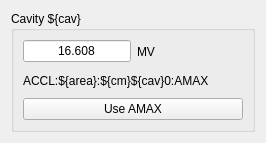
Above: gui/cavAmp.ui from ssoham/Q0Measurement before the change. Below: the same form after it.
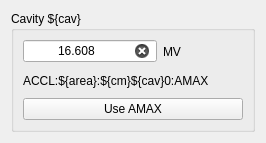
That is the form after the change.

```diff
--- a/gui/cavAmp.ui
+++ b/gui/cavAmp.ui
@@ -36,6 +36,9 @@
           <property name="alignment">
            <set>Qt::AlignCenter</set>
           </property>
+          <property name="clearButtonEnabled">
+           <bool>true</bool>
+          </property>
          </widget>
         </item>
         <item>
```
Left out of the diff: 14 changed lines with no effect on the pictures.
